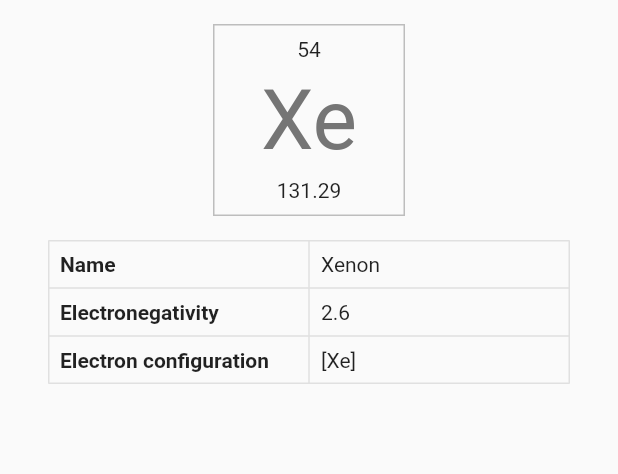
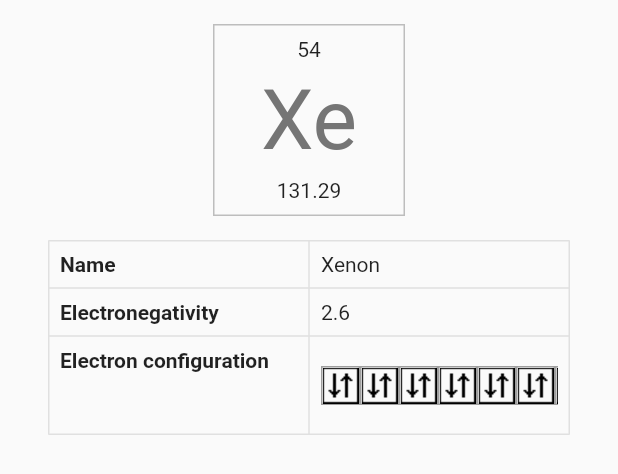
Before and after one commit to Mapioi/unhexennium, a Flutter app: the ElementParent widget shown alone on an empty page, opened directly, on a phone screen of 412 x 824 dp. Shown: the top 474 px of the screen. Run offline on Flutter 3.47's test engine with Material 2 defaults, Android fonts, the phone set to English and light mode, and no system bars; Roboto replaces fonts that are missing (Rock Salt).

Commit message:
Implement crude arrow decoration display

```diff
--- a/lib/chemistry/element.dart
+++ b/lib/chemistry/element.dart
@@ -829,6 +829,12 @@ class Orbital {
   final int numberElectrons;
 
   static final Map<String, Orbital> _cache = {};
+  static final Map<String, int> _maxSizes = {
+    "s": 2,
+    "p": 6,
+    "d": 10,
+    "f": 14,
+  };
 
   Orbital._internal(this.name, this.numberElectrons);
 
@@ -846,8 +852,9 @@ class Orbital {
 
   bool get isEmpty => numberElectrons == 0;
 
-  bool get isFull =>
-      numberElectrons == {"s": 2, "p": 6, "d": 10, "f": 14, "g": 18}[name[1]];
+  bool get isFull => numberElectrons == _maxSizes[name[1]];
+
+  int get size => _maxSizes[name[1]];
 
   @override
   String toString() {
--- a/lib/tabs/element.dart
+++ b/lib/tabs/element.dart
@@ -30,8 +30,8 @@ class ElementState {
 }
 
 class ElementParent extends StatelessWidget {
-  // no element selected => null
 
+  /// Renders the top square
   Widget renderElementCell(BuildContext context) {
     ChemicalElement element = new ChemicalElement(ElementState.selectedElement);
     return new Container(
@@ -75,6 +75,28 @@ class ElementParent extends StatelessWidget {
     );
   }
 
+  /// Construct a list of lists for the decoration arrow boxes
+  List<List<int>> constructSubshellBoxesStructure(List<Orbital> orbitals) {
+    List<List<int>> toReturn = [];
+    for (Orbital orbital in orbitals) {
+      int electronsLeft = orbital.numberElectrons;
+      int numberOfBoxes = orbital.size ~/ 2;
+      List<int> boxes;
+      if (electronsLeft > numberOfBoxes) {
+        boxes = List.generate(numberOfBoxes, (_) => 1);
+        electronsLeft -= numberOfBoxes;
+      } else {
+        boxes = List.generate(numberOfBoxes, (_) => 0);
+      }
+      for (int i = 0; i < electronsLeft; i++) {
+        boxes[i] += 1;
+      }
+      toReturn.add(boxes);
+    }
+    return toReturn;
+  }
+
+  /// Renders table + ExpansionPanel
   Widget renderStaticData() {
     ChemicalElement element = new ChemicalElement(ElementState.selectedElement);
     Map<Widget, Widget> data = {};
@@ -88,10 +110,35 @@ class ElementParent extends StatelessWidget {
       )] = new Text(element.electronegativity.toString());
     }
 
+    List<List<int>> boxData =
+    constructSubshellBoxesStructure(element.electronConfiguration);
+
     data[new Text("Electron configuration", style: StaticTable.head)] =
-        new Text(new AbbreviatedElectronConfiguration.of(
-      element.electronConfiguration,
-    ).toString());
+    new SizedBox(
+      height: 50.0,
+      child: new ListView(
+        children: <Widget>[
+          new Row(
+            children: boxData
+                .map(
+                  (List<int> boxes) =>
+                  Row(
+                    children: boxes
+                        .map(
+                          (int boxArrowsNum) =>
+                      new ElectronSublevelBox(
+                        numberOfArrows: boxArrowsNum,
+                      ),
+                    )
+                        .toList(),
+                  ),
+            )
+                .toList(),
+          ),
+        ],
+        scrollDirection: Axis.horizontal,
+      ),
+    );
 
     if (element.ionsElectronConfigurations.length != 0)
       data[new Text("Ions", style: StaticTable.head)] = new Column(
@@ -132,3 +179,22 @@ class ElementParent extends StatelessWidget {
     );
   }
 }
+
+class ElectronSublevelBox extends StatelessWidget {
+  final int numberOfArrows;
+  static final Map<int, String> arrowImage = {
+    0: "imgs/arrows/spinempty.gif",
+    1: "imgs/arrows/spinsingle.gif",
+    2: "imgs/arrows/spinpair.gif"
+  };
+
+  ElectronSublevelBox({Key key, this.numberOfArrows}) : super(key: key);
+
+  @override
+  Widget build(BuildContext context) {
+    return Container(
+      decoration: new BoxDecoration(border: Border.all(color: Colors.grey)),
+      child: new Image.asset(arrowImage[numberOfArrows]),
+    );
+  }
+}
--- a/pubspec.yaml
+++ b/pubspec.yaml
@@ -20,3 +20,7 @@ flutter:
     - family: Stix2Math
       fonts:
         - asset: fonts/STIX2Math.otf
+  assets:
+    - imgs/arrows/spinempty.gif
+    - imgs/arrows/spinsingle.gif
+    - imgs/arrows/spinpair.gif
```
Also changed, not shown: imgs/arrows/spinempty.gif (added), imgs/arrows/spinpair.gif (added), imgs/arrows/spinsingle.gif (added), pubspec.lock.
